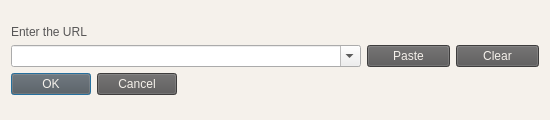
Before: the Qt Designer form forms/open_url_window.ui in Communist02/AnimePlayer, drawn with Qt 5.
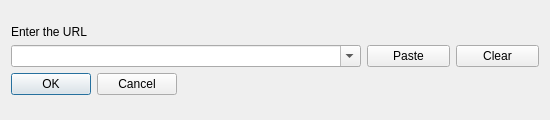
After: the same form once the commit is applied. Icons and pictures are not drawn.

What changed in the file:
```diff
--- a/forms/open_url_window.ui
+++ b/forms/open_url_window.ui
@@ -17,24 +17,6 @@
    <iconset>
     <normaloff>../favicon.ico</normaloff>../favicon.ico</iconset>
   </property>
-  <property name="styleSheet">
-   <string notr="true">QDialog {
-	background-color: rgb(245, 241, 235);
-}
-
-QLabel {
-	color: rgb(87, 86, 86);
-}
-
-QCheckBox {
-	color: rgb(87, 86, 86);
-}
-
-QPushButton {
-	background-color: rgb(87, 86, 86);
-	color: rgb(245, 241, 235);
-}</string>
-  </property>
   <layout class="QVBoxLayout" name="verticalLayout_2">
    <item>
     <layout class="QVBoxLayout" name="verticalLayout">
```
Left out of the diff: 4 changed lines with no effect on the pictures.
